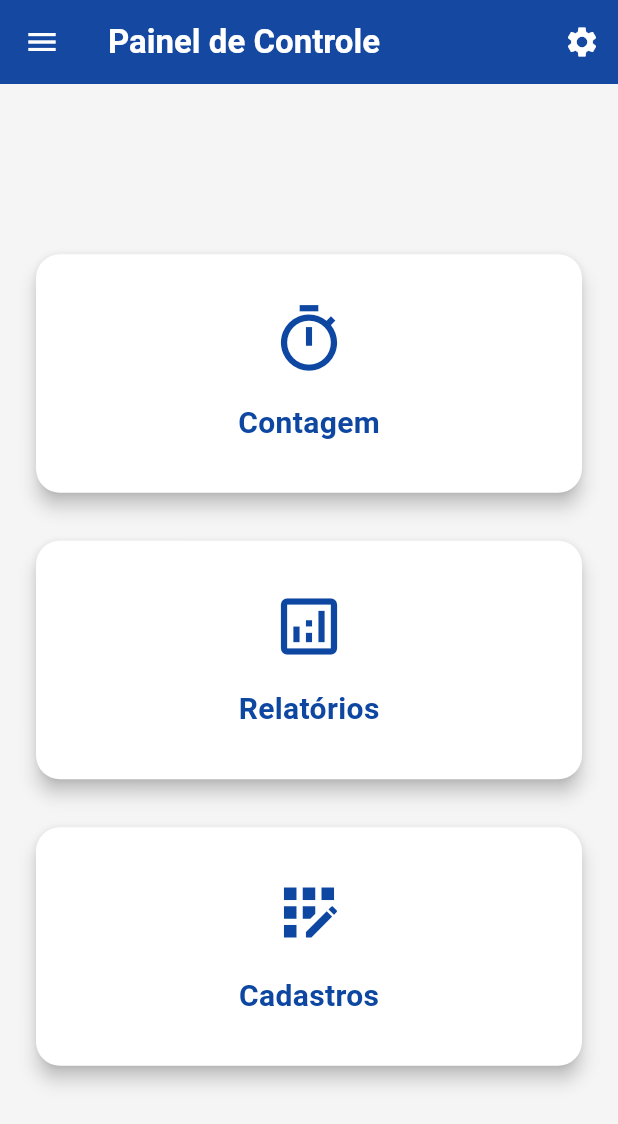
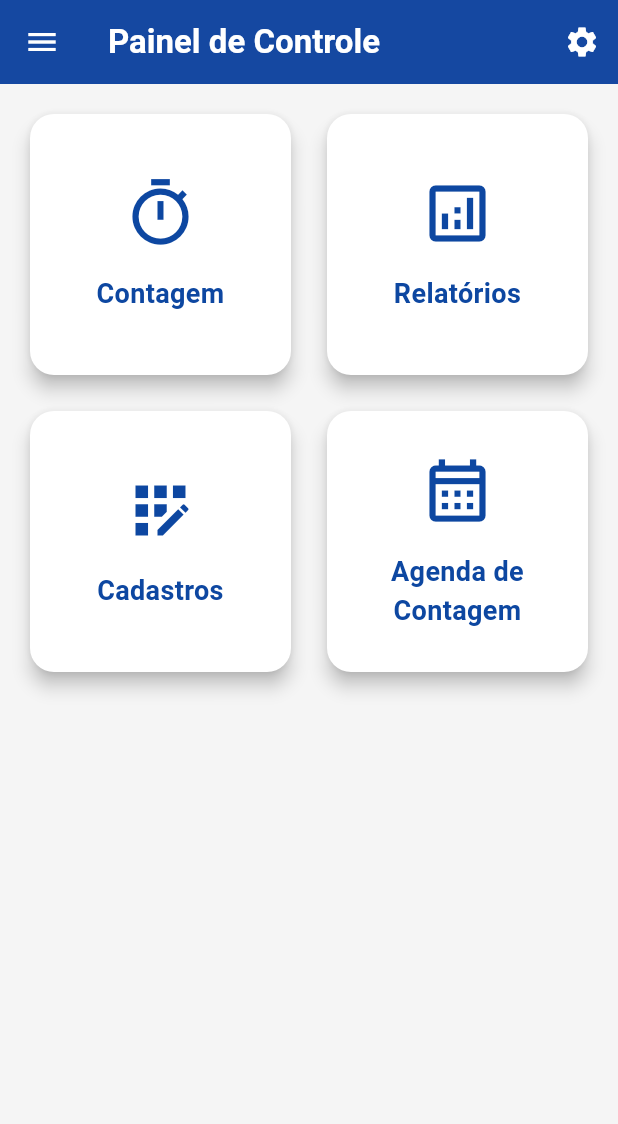
Before and after one commit to brunounky/reconta-app-flutter, a Flutter app: the TelaOpcoes screen opened directly with empty values, on a phone screen of 412 x 824 dp. Shown: the top 1124 px of the screen. Run offline on Flutter 3.47's test engine with Material 3 defaults, Android fonts, the phone set to English and light mode, and no system bars; our stand-ins replace cloud_firestore, firebase_auth, firebase_core, google_sign_in, pdf, printing; accounts and stored records are empty.

Commit message:
Relatorio de contagem

```diff
--- a/reconta_app/lib/src/inicial/presentation/tela_opcoes.dart
+++ b/reconta_app/lib/src/inicial/presentation/tela_opcoes.dart
@@ -1,6 +1,8 @@
 import 'package:flutter/material.dart';
+import 'package:reconta_app/src/auth/presentation/auth_service.dart';
 import '../../cadastro/presentation/cad_produtos.dart';
 import '../../contagem/presentation/selection.dart';
+import '../../relatorios/presentation/relatorios_screen.dart';
 
 class TelaOpcoes extends StatelessWidget {
   final String empresaId;
@@ -100,6 +102,7 @@ class TelaOpcoes extends StatelessWidget {
               leading: const Icon(Icons.exit_to_app),
               title: const Text('Sair'),
               onTap: () {
+                AuthService().signOut();
                 Navigator.pop(context);
               },
             ),
@@ -107,18 +110,13 @@ class TelaOpcoes extends StatelessWidget {
         ),
       ),
       body: SafeArea(
-        child: LayoutBuilder(
-          builder: (BuildContext context, BoxConstraints viewportConstraints) {
-            return SingleChildScrollView(
-              child: ConstrainedBox(
-                constraints: BoxConstraints(
-                  minHeight: viewportConstraints.maxHeight,
-                ),
         child: Padding(
-                  padding: const EdgeInsets.all(20.0),
-                  child: Column(
-                    mainAxisAlignment: MainAxisAlignment.center,
-                    crossAxisAlignment: CrossAxisAlignment.stretch,
+          padding: const EdgeInsets.all(16.0),
+          child: GridView.count(
+            crossAxisCount: 2,
+            crossAxisSpacing: 16,
+            mainAxisSpacing: 16,
+            childAspectRatio: 1.0,
             children: [
               _buildDashboardCard(
                 context: context,
@@ -139,7 +137,6 @@ class TelaOpcoes extends StatelessWidget {
                   );
                 },
               ),
-                      const SizedBox(height: 24),
               _buildDashboardCard(
                 context: context,
                 icon: Icons.analytics_outlined,
@@ -147,9 +144,18 @@ class TelaOpcoes extends StatelessWidget {
                 color: corCard,
                 iconColor: corTextoPrimario,
                 textColor: corTextoPrimario,
-                        onTap: () {},
+                onTap: () {
+                  Navigator.push(
+                    context,
+                    MaterialPageRoute(
+                      builder: (context) => RelatorioScreen(
+                        empresaId: empresaId,
+                        subEmpresaId: subEmpresaId,
                       ),
-                      const SizedBox(height: 24),
+                    ),
+                  );
+                },
+              ),
               _buildDashboardCard(
                 context: context,
                 icon: Icons.app_registration,
@@ -169,12 +175,18 @@ class TelaOpcoes extends StatelessWidget {
                   );
                 },
               ),
+              _buildDashboardCard(
+                context: context,
+                icon: Icons.calendar_month_outlined,
+                title: 'Agenda de Contagem',
+                color: corCard,
+                iconColor: corTextoPrimario,
+                textColor: corTextoPrimario,
+                onTap: () {
+                },
+              ),
             ],
           ),
-                ),
-              ),
-            );
-          },
         ),
       ),
     );
@@ -199,18 +211,19 @@ class TelaOpcoes extends StatelessWidget {
         onTap: onTap,
         borderRadius: BorderRadius.circular(16),
         child: Padding(
-          padding:
-              const EdgeInsets.symmetric(vertical: 32.0, horizontal: 16.0),
+          padding: const EdgeInsets.all(16.0),
           child: Column(
             mainAxisAlignment: MainAxisAlignment.center,
+            crossAxisAlignment: CrossAxisAlignment.center,
             children: [
               Icon(icon, size: 50, color: iconColor),
               const SizedBox(height: 16),
               Text(
                 title,
+                textAlign: TextAlign.center,
                 style: TextStyle(
                   color: textColor,
-                  fontSize: 20,
+                  fontSize: 18,
                   fontWeight: FontWeight.bold,
                 ),
               ),
```
Also changed, not shown: 5 other files. Lines whose indentation alone changed are shown as unchanged.
